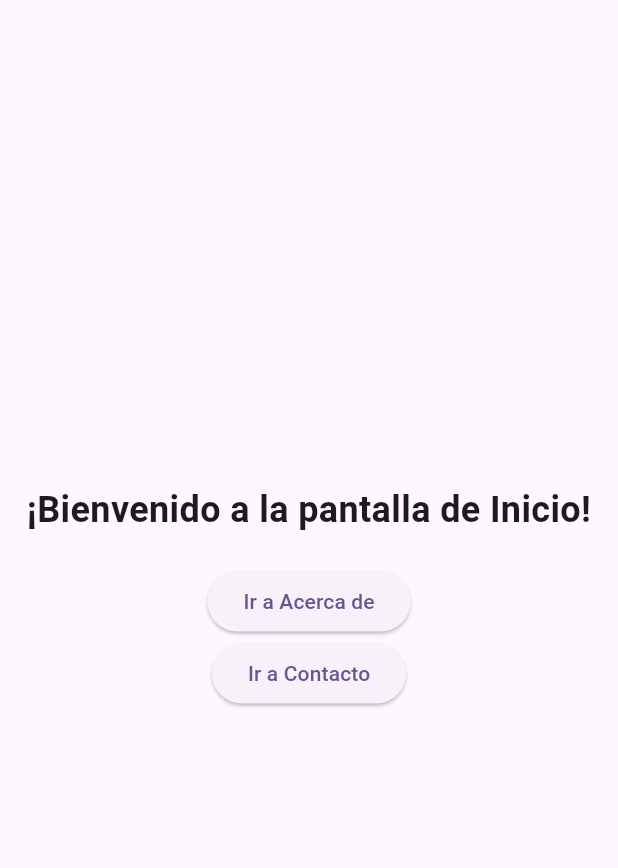
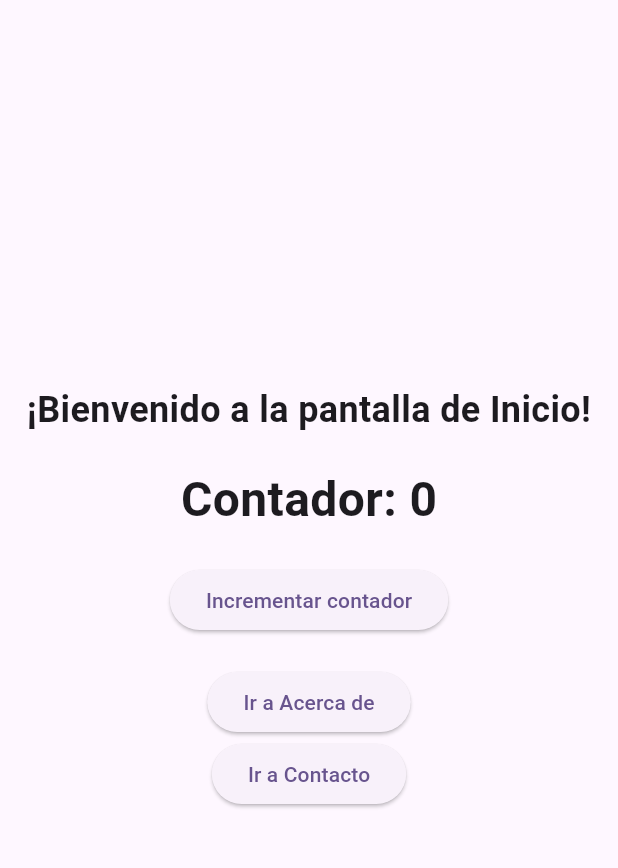
Before and after one commit to Chucky2010/ii-flutter-002, a Flutter app: the InicioScreen screen opened directly, on a phone screen of 412 x 824 dp, the part 63-931 px from its top. Run offline on Flutter 3.47's test engine with Material 3 defaults, Android fonts, the light colour scheme and no system bars.

Commit message:
Se convierte la pantalla inicio_screen de la aplicación en un StatefulWidget
Se añade un contador que aumenta cada vez que se presione
el botón de incrementar contador

```diff
--- a/lib/views/inicio_screen.dart
+++ b/lib/views/inicio_screen.dart
@@ -2,11 +2,32 @@ import 'package:flutter/material.dart';
 import 'acerca_de_screen.dart';
 import 'contacto_screen.dart';
 
-class InicioScreen extends StatelessWidget {
+class InicioScreen extends StatefulWidget {
   const InicioScreen({super.key});
 
   @override
+  _InicioScreenState createState() => _InicioScreenState();
+}
+
+class _InicioScreenState extends State<InicioScreen> {
+  int _counter = 0; // Variable de estado para el contador
+
+  @override
+  void initState() {
+    super.initState();
+    // Aquí puedes inicializar datos o realizar configuraciones necesarias
+    print('initState: El widget se ha creado');
+  }
+
+  void _incrementCounter() {
+    setState(() {
+      _counter++; // Actualiza el estado del contador
+    });
+  }
+
+  @override
   Widget build(BuildContext context) {
+    print('build: Dibujando la interfaz');
     return Scaffold(
       appBar: AppBar(
         title: const Text('Inicio'),
@@ -19,6 +40,16 @@ class InicioScreen extends StatelessWidget {
               '¡Bienvenido a la pantalla de Inicio!',
               style: TextStyle(fontSize: 24, fontWeight: FontWeight.bold),
               textAlign: TextAlign.center,
+            ),
+            const SizedBox(height: 20),
+            Text(
+              'Contador: $_counter',
+              style: const TextStyle(fontSize: 32, fontWeight: FontWeight.bold),
+            ),
+            const SizedBox(height: 20),
+            ElevatedButton(
+              onPressed: _incrementCounter, // Incrementa el contador
+              child: const Text('Incrementar contador'),
             ),
             const SizedBox(height: 20),
             ElevatedButton(
```
